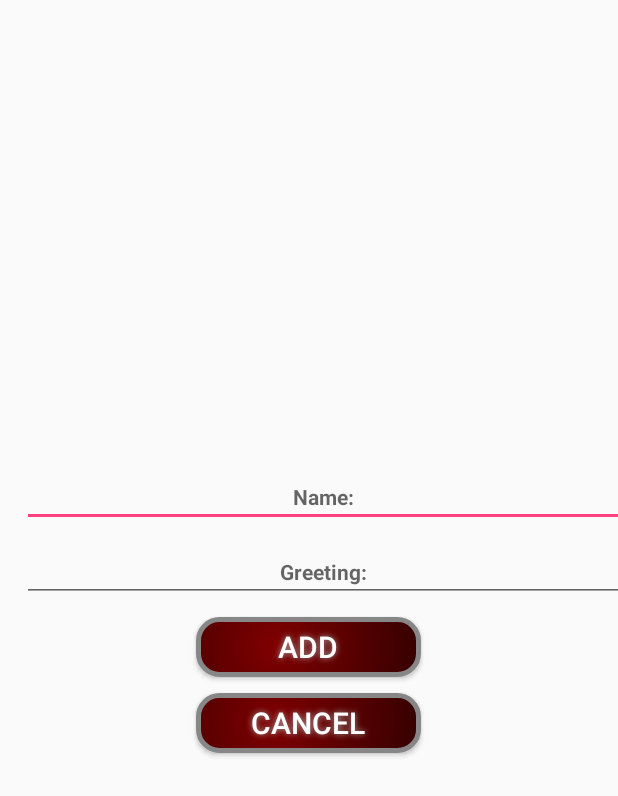
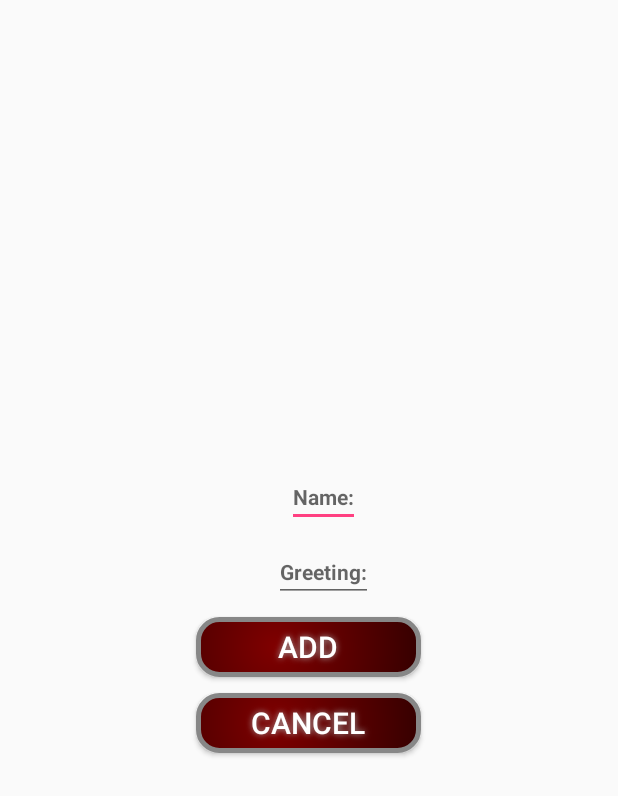
Before and after one commit to codizzler/EyeBell, an Android app: the layout add_relative_view.xml on its own in the app's theme, with its tools: preview values and no code run, on a phone screen of 412 x 824 dp. Shown: the top 796 px of the screen. Run offline under Robolectric (Android 15) with nearby library versions, the phone set to English and light mode, and no system bars.

Commit message:
Modifying dialogs to be displayed larger.

```diff
--- a/app/src/main/res/layout/add_relative_view.xml
+++ b/app/src/main/res/layout/add_relative_view.xml
@@ -1,7 +1,10 @@
 <?xml version="1.0" encoding="utf-8"?>
 <LinearLayout xmlns:android="http://schemas.android.com/apk/res/android"
-    android:orientation="vertical" android:layout_width="match_parent"
+    android:orientation="vertical"
+    android:layout_width="match_parent"
     android:layout_height="match_parent"
+    android:minWidth="300dp"
+    android:minHeight="400dp"
     android:gravity="center"
     android:id="@+id/visitor_view">
     <EditText
@@ -10,7 +13,7 @@
         android:textStyle="bold"
         android:textSize="14sp"
         android:gravity="center"
-        android:layout_width="match_parent"
+        android:layout_width="wrap_content"
         android:layout_height="wrap_content"
         android:layout_marginTop="10dp"
         android:layout_marginStart="10dp"/>
@@ -20,7 +23,7 @@
         android:textStyle="bold"
         android:gravity="center"
         android:hint="@string/greeting_prompt"
-        android:layout_width="match_parent"
+        android:layout_width="wrap_content"
         android:layout_height="wrap_content"
         android:layout_marginTop="10dp"
         android:layout_marginStart="10dp"/>
```
Also changed, not shown: app/src/main/res/layout/visitor_view.xml (+6 -2 lines).
